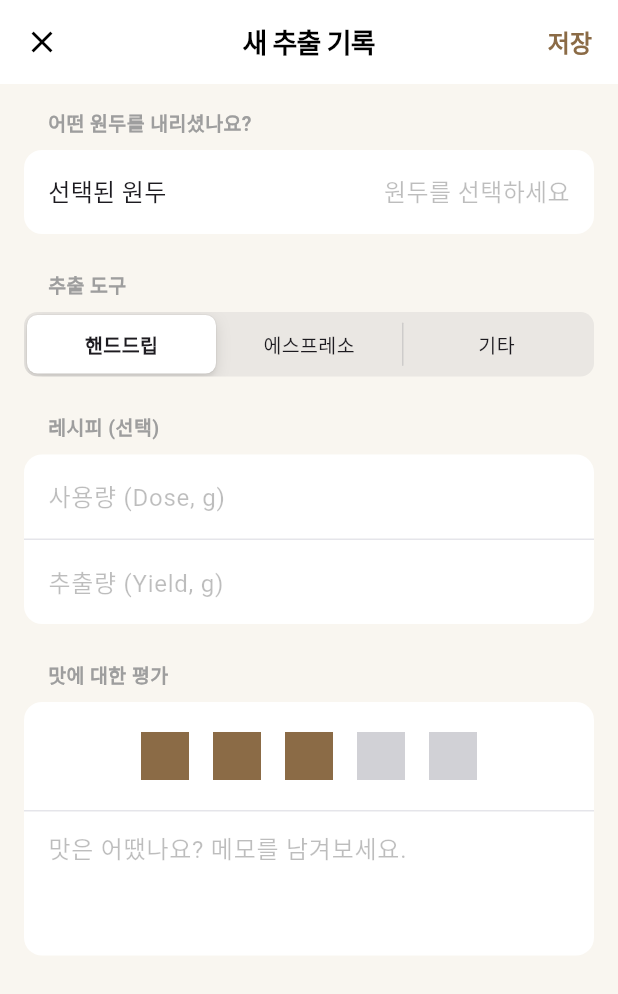
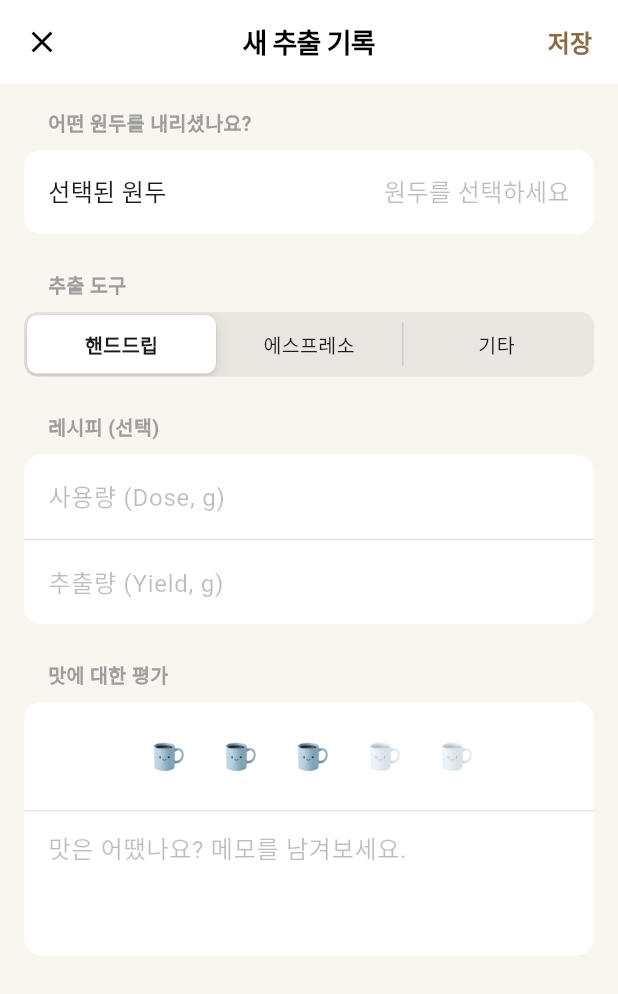
Before and after one commit to jjajjaholic/my-beans, a Flutter app: the BrewHistoryScreen screen opened directly, after a tap on an icon or button, on a phone screen of 412 x 824 dp. Shown: the top 994 px of the screen. Run offline on Flutter 3.47's test engine with Material 3 defaults, Android fonts, the phone set to English and light mode, and no system bars; our stand-ins replace google_fonts; Roboto replaces fonts that are missing (Jua).

Commit message:
UI: 커스텀 커피컵 아이콘 누끼 작업 및 크기 조정
- 커피컵 아이콘(assets/coffee_cup_icon.png)의 배경을 투명하게 누끼 처리하여 업데이트

- 추출 기록 화면의 평가 아이콘 크기를 기존 대비 2배(14 -> 28) 확대하여 가시성 개선

- 새 추출 기록 등록 화면에 투명도(Opacity) 효과 적용하여 커피컵 아이콘 고유의 디자인 유지

```diff
--- a/lib/brew_history_screen.dart
+++ b/lib/brew_history_screen.dart
@@ -124,7 +124,7 @@ class BrewHistoryScreen extends StatelessWidget {
               ),
               Row(
                 children: [
-                  const Text('🫘', style: TextStyle(fontSize: 12)),
+                  Image.asset('assets/coffee_cup_icon.png', width: 28, height: 28),
                   const SizedBox(width: 4),
                   Text(
                     rating.toStringAsFixed(1),
--- a/lib/brew_registration_screen.dart
+++ b/lib/brew_registration_screen.dart
@@ -151,11 +151,13 @@ class _BrewRegistrationScreenState extends State<BrewRegistrationScreen> {
                 mainAxisAlignment: MainAxisAlignment.center,
                 children: List.generate(5, (index) {
                   return IconButton(
-                    icon: Image.asset(
-                      'assets/coffee_cup_icon.png',
-                      width: 32,
-                      height: 32,
-                      color: index < _rating ? const Color(0xFF8B6B46) : CupertinoColors.systemGrey4,
+                    icon: Opacity(
+                      opacity: index < _rating ? 1.0 : 0.3,
+                      child: Image.asset(
+                        'assets/coffee_cup_icon.png',
+                        width: 32,
+                        height: 32,
+                      ),
                     ),
                     onPressed: () {
                       setState(() {
```
Also changed, not shown: assets/coffee_cup_icon.png.
